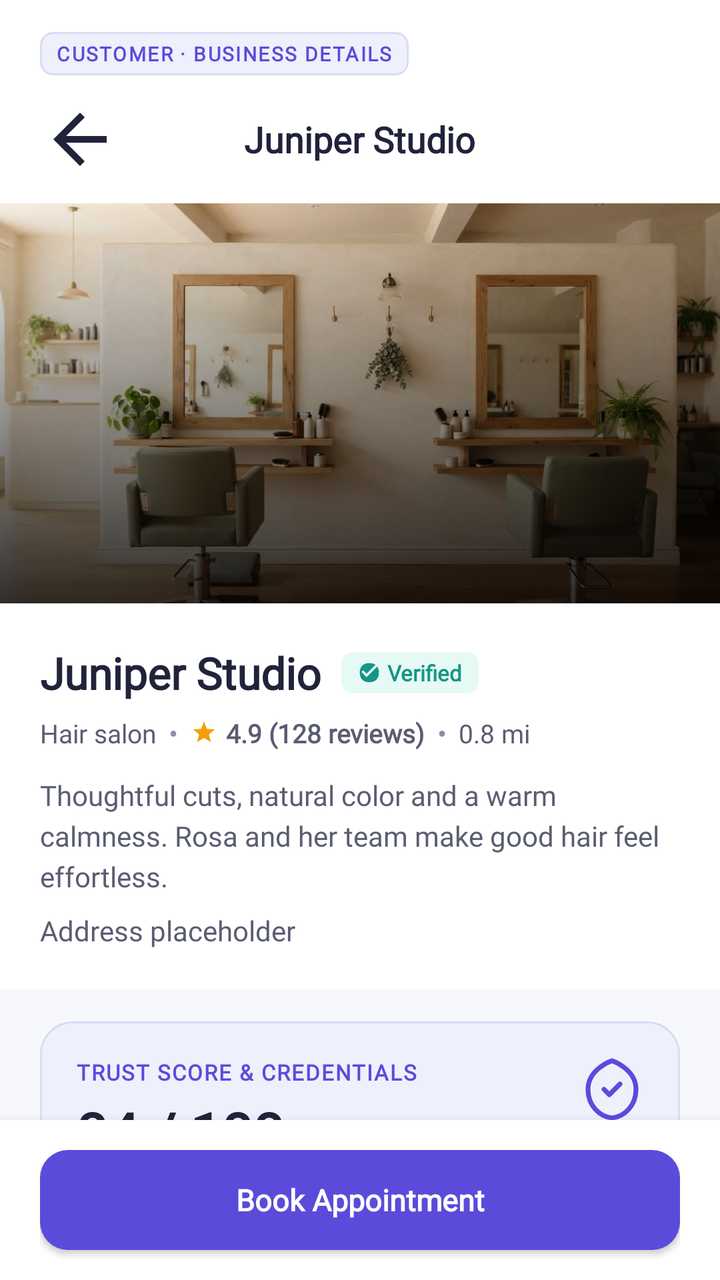
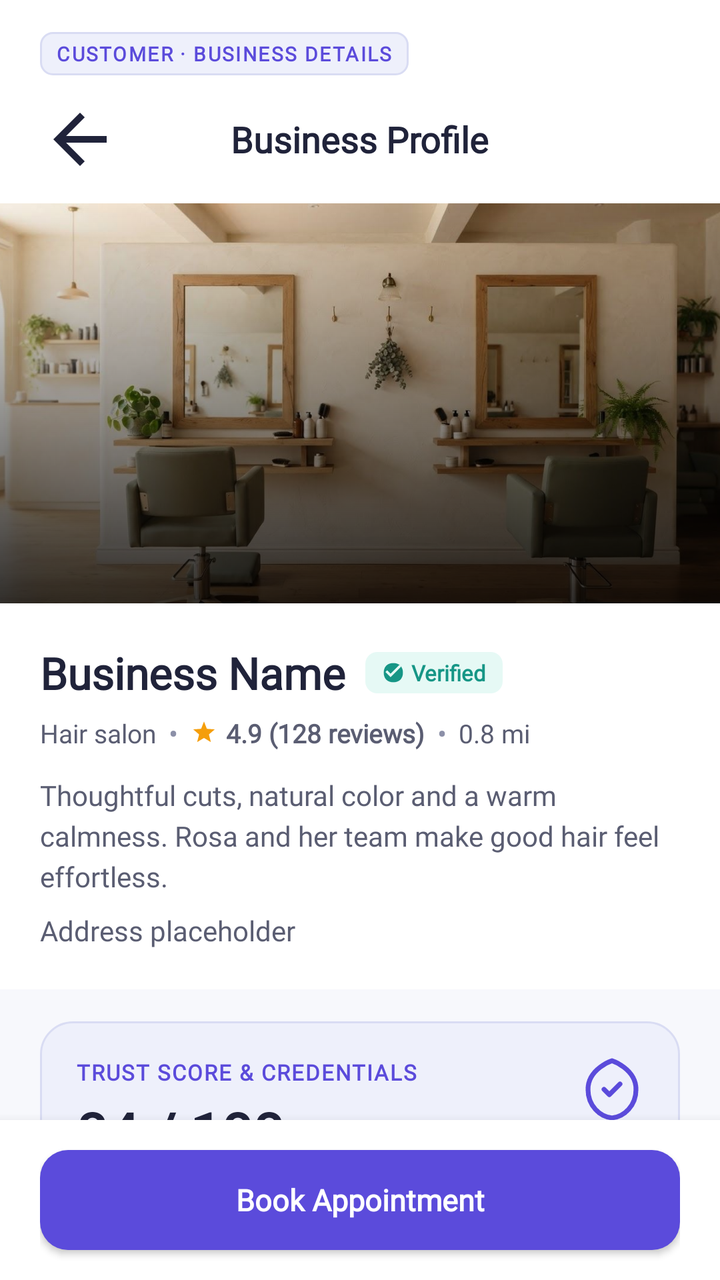

Two renders of the same Android screen: before a commit and after it. Below are the layout's source before the change and the commit's diff.
<!-- AndroidManifest.xml: application theme Theme.BizBridgeApp -->
<!-- res/layout/fragment_business_details.xml -->
<?xml version="1.0" encoding="utf-8"?>
<androidx.coordinatorlayout.widget.CoordinatorLayout
    xmlns:android="http://schemas.android.com/apk/res/android"
    xmlns:app="http://schemas.android.com/apk/res-auto"
    android:layout_width="match_parent"
    android:layout_height="match_parent"
    android:background="@color/background">

    
    <androidx.core.widget.NestedScrollView
        android:layout_width="match_parent"
        android:layout_height="match_parent"
        android:clipToPadding="false"
        android:overScrollMode="never"
        android:paddingBottom="96dp">

        <LinearLayout
            android:layout_width="match_parent"
            android:layout_height="wrap_content"
            android:orientation="vertical">

            
            <LinearLayout
                android:layout_width="match_parent"
                android:layout_height="wrap_content"
                android:background="@color/surface_white"
                android:orientation="vertical"
                android:paddingStart="20dp"
                android:paddingEnd="20dp"
                android:paddingTop="16dp"
                android:paddingBottom="12dp">

                <TextView
                    android:layout_width="wrap_content"
                    android:layout_height="wrap_content"
                    android:background="@drawable/bg_subheader_tag"
                    android:paddingStart="8dp"
                    android:paddingEnd="8dp"
                    android:paddingTop="4dp"
                    android:paddingBottom="4dp"
                    android:text="CUSTOMER · BUSINESS DETAILS"
                    android:textAppearance="@style/TextAppearance.BizBridge.SubheaderTag"
                    android:textSize="10sp" />

                <RelativeLayout
                    android:layout_width="match_parent"
                    android:layout_height="wrap_content"
                    android:layout_marginTop="12dp">

                    <ImageView
                        android:id="@+id/btn_back"
                        android:layout_width="40dp"
                        android:layout_height="40dp"
                        android:layout_alignParentStart="true"
                        android:layout_centerVertical="true"
                        android:background="?attr/selectableItemBackgroundBorderless"
                        android:src="@drawable/ic_arrow_back"
                        app:tint="@color/text_primary" />

                                        <TextView
                        android:id="@+id/txt_business_name"
                        android:layout_width="wrap_content"
                        android:layout_height="wrap_content"
                        android:layout_centerInParent="true"
                        android:fontFamily="@font/inter_variable"
                        android:text="Juniper Studio"
                        android:textColor="@color/text_primary"
                        android:textSize="18sp"
                        android:textStyle="bold" />

                </RelativeLayout>
            </LinearLayout>

            
            <FrameLayout
                android:layout_width="match_parent"
                android:layout_height="200dp">

                <ImageView
                    android:id="@+id/img_business"
                    android:layout_width="match_parent"
                    android:layout_height="match_parent"
                    android:scaleType="centerCrop"
                    android:src="@drawable/img_salon_interior" />

                <View
                    android:layout_width="match_parent"
                    android:layout_height="match_parent"
                    android:background="@drawable/bg_image_scrim" />
            </FrameLayout>

            
            <LinearLayout
                android:layout_width="match_parent"
                android:layout_height="wrap_content"
                android:background="@color/surface_white"
                android:orientation="vertical"
                android:padding="20dp">

                <RelativeLayout
                    android:layout_width="match_parent"
                    android:layout_height="wrap_content">

                    <LinearLayout
                        android:layout_width="wrap_content"
                        android:layout_height="wrap_content"
                        android:layout_alignParentStart="true"
                        android:gravity="center_vertical"
                        android:orientation="horizontal">

                        <TextView
                            android:layout_width="wrap_content"
                            android:layout_height="wrap_content"
                            android:fontFamily="@font/inter_variable"
                            android:text="Juniper Studio"
                            android:textColor="@color/text_primary"
                            android:textSize="22sp"
                            android:textStyle="bold" />

                        <LinearLayout
                            android:layout_width="wrap_content"
                            android:layout_height="wrap_content"
                            android:layout_marginStart="10dp"
                            android:background="@drawable/bg_tag_verified"
                            android:gravity="center_vertical"
                            android:orientation="horizontal"
                            android:paddingStart="8dp"
                            android:paddingEnd="8dp"
                            android:paddingTop="3dp"
                            android:paddingBottom="3dp">

                            <ImageView
                                android:layout_width="12dp"
                                android:layout_height="12dp"
                                android:src="@drawable/ic_verified"
                                app:tint="@color/secondary_dark" />

                            <TextView
                                android:layout_width="wrap_content"
                                android:layout_height="wrap_content"
                                android:layout_marginStart="3dp"
                                android:fontFamily="@font/inter_variable"
                                android:text="Verified"
                                android:textColor="@color/secondary_dark"
                                android:textSize="11sp"
                                android:textStyle="bold" />
                        </LinearLayout>
                    </LinearLayout>
                </RelativeLayout>

                
                <LinearLayout
                    android:layout_width="wrap_content"
                    android:layout_height="wrap_content"
                    android:layout_marginTop="6dp"
                    android:gravity="center_vertical"
                    android:orientation="horizontal">

                    <TextView
                        android:layout_width="wrap_content"
                        android:layout_height="wrap_content"
                        android:fontFamily="@font/inter_variable"
                        android:id="@+id/txt_category" android:text="Hair salon"
                        android:textColor="@color/text_secondary"
                        android:textSize="13sp" />

                    <TextView
                        android:layout_width="wrap_content"
                        android:layout_height="wrap_content"
                        android:layout_marginStart="6dp"
                        android:layout_marginEnd="6dp"
                        android:text="•"
                        android:textColor="@color/text_muted" />

                    <ImageView
                        android:layout_width="14dp"
                        android:layout_height="14dp"
                        android:src="@drawable/ic_star_filled" />

                    <TextView
                        android:layout_width="wrap_content"
                        android:layout_height="wrap_content"
                        android:layout_marginStart="4dp"
                        android:fontFamily="@font/inter_variable"
                        android:id="@+id/txt_rating" android:text="4.9 (128 reviews)"
                        android:textColor="@color/text_secondary"
                        android:textSize="13sp"
                        android:textStyle="bold" />

                    <TextView
                        android:layout_width="wrap_content"
                        android:layout_height="wrap_content"
                        android:layout_marginStart="6dp"
                        android:layout_marginEnd="6dp"
                        android:text="•"
                        android:textColor="@color/text_muted" />

                    <TextView
                        android:layout_width="wrap_content"
                        android:layout_height="wrap_content"
                        android:fontFamily="@font/inter_variable"
                        android:text="0.8 mi"
                        android:textColor="@color/text_secondary"
                        android:textSize="13sp" />
                </LinearLayout>

                
                <TextView
                    android:layout_width="match_parent"
                    android:layout_height="wrap_content"
                    android:layout_marginTop="12dp"
                    android:fontFamily="@font/inter_variable"
                    android:lineSpacingExtra="4dp"
                    android:id="@+id/txt_description" android:text="Thoughtful cuts, natural color and a warm calmness. Rosa and her team make good hair feel effortless."
                    android:textColor="@color/text_secondary"
                    android:textSize="14sp" />
                    <TextView
                        android:id="@+id/txt_address"
                        android:layout_width="match_parent"
                        android:layout_height="wrap_content"
                        android:layout_marginTop="8dp"
                        android:fontFamily="@font/inter_variable"
                        android:text="Address placeholder"
                        android:textColor="@color/text_secondary"
                        android:textSize="14sp" />

            </LinearLayout>

            
            <LinearLayout
                android:layout_width="match_parent"
                android:layout_height="wrap_content"
                android:layout_marginStart="20dp"
                android:layout_marginEnd="20dp"
                android:layout_marginTop="16dp"
                android:background="@drawable/bg_card_lavender"
                android:orientation="vertical"
                android:padding="18dp">

                <RelativeLayout
                    android:layout_width="match_parent"
                    android:layout_height="wrap_content">

                    <LinearLayout
                        android:layout_width="wrap_content"
                        android:layout_height="wrap_content"
                        android:layout_alignParentStart="true"
                        android:orientation="vertical">

                        <TextView
                            android:layout_width="wrap_content"
                            android:layout_height="wrap_content"
                            android:fontFamily="@font/inter_variable"
                            android:letterSpacing="0.06"
                            android:text="TRUST SCORE &amp; CREDENTIALS"
                            android:textColor="@color/primary"
                            android:textSize="11sp"
                            android:textStyle="bold" />

                        <TextView
                            android:layout_width="wrap_content"
                            android:layout_height="wrap_content"
                            android:layout_marginTop="4dp"
                            android:fontFamily="@font/inter_variable"
                            android:text="84 / 100"
                            android:textColor="@color/text_primary"
                            android:textSize="28sp"
                            android:textStyle="bold" />

                    </LinearLayout>

                    <ImageView
                        android:layout_width="32dp"
                        android:layout_height="32dp"
                        android:layout_alignParentEnd="true"
                        android:src="@drawable/ic_shield_check"
                        app:tint="@color/primary" />
                </RelativeLayout>

                <TextView
                    android:layout_width="match_parent"
                    android:layout_height="wrap_content"
                    android:layout_marginTop="4dp"
                    android:fontFamily="@font/inter_variable"
                    android:text="Read-only sample score. Not a verified badge."
                    android:textColor="@color/text_muted"
                    android:textSize="12sp" />

                <View
                    android:layout_width="match_parent"
                    android:layout_height="1dp"
                    android:layout_marginTop="12dp"
                    android:layout_marginBottom="12dp"
                    android:background="@color/border_subtle" />

                
                <RelativeLayout
                    android:layout_width="match_parent"
                    android:layout_height="wrap_content">
                    <TextView
                        android:layout_width="wrap_content"
                        android:layout_height="wrap_content"
                        android:fontFamily="@font/inter_variable"
                        android:text="Professional qualifications"
                        android:textColor="@color/text_secondary"
                        android:textSize="13sp" />
                    <TextView
                        android:layout_width="wrap_content"
                        android:layout_height="wrap_content"
                        android:layout_alignParentEnd="true"
                        android:fontFamily="@font/inter_variable"
                        android:text="24/25"
                        android:textColor="@color/primary"
                        android:textSize="13sp"
                        android:textStyle="bold" />
                </RelativeLayout>

                
                <RelativeLayout
                    android:layout_width="match_parent"
                    android:layout_height="wrap_content"
                    android:layout_marginTop="8dp">
                    <TextView
                        android:layout_width="wrap_content"
                        android:layout_height="wrap_content"
                        android:fontFamily="@font/inter_variable"
                        android:text="In-biz experience"
                        android:textColor="@color/text_secondary"
                        android:textSize="13sp" />
                    <TextView
                        android:layout_width="wrap_content"
                        android:layout_height="wrap_content"
                        android:layout_alignParentEnd="true"
                        android:fontFamily="@font/inter_variable"
                        android:text="19/20"
                        android:textColor="@color/primary"
                        android:textSize="13sp"
                        android:textStyle="bold" />
                </RelativeLayout>

                
                <RelativeLayout
                    android:layout_width="match_parent"
                    android:layout_height="wrap_content"
                    android:layout_marginTop="8dp">
                    <TextView
                        android:layout_width="wrap_content"
                        android:layout_height="wrap_content"
                        android:fontFamily="@font/inter_variable"
                        android:text="Profile completeness"
                        android:textColor="@color/text_secondary"
                        android:textSize="13sp" />
                    <TextView
                        android:layout_width="wrap_content"
                        android:layout_height="wrap_content"
                        android:layout_alignParentEnd="true"
                        android:fontFamily="@font/inter_variable"
                        android:text="15/15"
                        android:textColor="@color/primary"
                        android:textSize="13sp"
                        android:textStyle="bold" />
                </RelativeLayout>

                
                <RelativeLayout
                    android:layout_width="match_parent"
                    android:layout_height="wrap_content"
                    android:layout_marginTop="8dp">
                    <TextView
                        android:layout_width="wrap_content"
                        android:layout_height="wrap_content"
                        android:fontFamily="@font/inter_variable"
                        android:text="Verified documents"
                        android:textColor="@color/text_secondary"
                        android:textSize="13sp" />
                    <TextView
                        android:layout_width="wrap_content"
                        android:layout_height="wrap_content"
                        android:layout_alignParentEnd="true"
                        android:fontFamily="@font/inter_variable"
                        android:text="14/15"
                        android:textColor="@color/primary"
                        android:textSize="13sp"
                        android:textStyle="bold" />
                </RelativeLayout>

                
                <RelativeLayout
                    android:layout_width="match_parent"
                    android:layout_height="wrap_content"
                    android:layout_marginTop="8dp">
                    <TextView
                        android:layout_width="wrap_content"
                        android:layout_height="wrap_content"
                        android:fontFamily="@font/inter_variable"
                        android:text="Customer reviews"
                        android:textColor="@color/text_secondary"
                        android:textSize="13sp" />
                    <TextView
                        android:layout_width="wrap_content"
                        android:layout_height="wrap_content"
                        android:layout_alignParentEnd="true"
                        android:fontFamily="@font/inter_variable"
                        android:text="12/25"
                        android:textColor="@color/primary"
                        android:textSize="13sp"
                        android:textStyle="bold" />
                </RelativeLayout>

            </LinearLayout>

            
            <LinearLayout
                android:layout_width="match_parent"
                android:layout_height="wrap_content"
                android:layout_marginTop="20dp"
                android:orientation="vertical"
                android:paddingStart="20dp"
                android:paddingEnd="20dp">

                <TextView
                    android:layout_width="wrap_content"
                    android:layout_height="wrap_content"
                    android:fontFamily="@font/inter_variable"
                    android:text="Services"
                    android:textColor="@color/text_primary"
                    android:textSize="18sp"
                    android:textStyle="bold" />

                
                <LinearLayout
                    android:id="@+id/item_service_1"
                    android:layout_width="match_parent"
                    android:layout_height="wrap_content"
                    android:layout_marginTop="12dp"
                    android:background="@drawable/bg_card_white"
                    android:clickable="true"
                    android:elevation="1dp"
                    android:focusable="true"
                    android:orientation="vertical"
                    android:padding="16dp">

                    <RelativeLayout
                        android:layout_width="match_parent"
                        android:layout_height="wrap_content">

                        <TextView
                            android:layout_width="wrap_content"
                            android:layout_height="wrap_content"
                            android:layout_alignParentStart="true"
                            android:fontFamily="@font/inter_variable"
                            android:text="Signature haircut"
                            android:textColor="@color/text_primary"
                            android:textSize="15sp"
                            android:textStyle="bold" />

                        <TextView
                            android:layout_width="wrap_content"
                            android:layout_height="wrap_content"
                            android:layout_alignParentEnd="true"
                            android:fontFamily="@font/inter_variable"
                            android:text="$45"
                            android:textColor="@color/primary"
                            android:textSize="15sp"
                            android:textStyle="bold" />
                    </RelativeLayout>

                    <TextView
                        android:layout_width="match_parent"
                        android:layout_height="wrap_content"
                        android:layout_marginTop="4dp"
                        android:fontFamily="@font/inter_variable"
                        android:text="Consultation, cut and effortless finish."
                        android:textColor="@color/text_secondary"
                        android:textSize="13sp" />

                    <TextView
                        android:layout_width="wrap_content"
                        android:layout_height="wrap_content"
                        android:layout_marginTop="6dp"
                        android:fontFamily="@font/inter_variable"
                        android:text="45 min"
                        android:textColor="@color/text_muted"
                        android:textSize="12sp" />
                </LinearLayout>

                
                <LinearLayout
                    android:id="@+id/item_service_2"
                    android:layout_width="match_parent"
                    android:layout_height="wrap_content"
                    android:layout_marginTop="10dp"
                    android:background="@drawable/bg_card_white"
                    android:clickable="true"
                    android:elevation="1dp"
                    android:focusable="true"
                    android:orientation="vertical"
                    android:padding="16dp">

                    <RelativeLayout
                        android:layout_width="match_parent"
                        android:layout_height="wrap_content">

                        <TextView
                            android:layout_width="wrap_content"
                            android:layout_height="wrap_content"
                            android:layout_alignParentStart="true"
                            android:fontFamily="@font/inter_variable"
                            android:text="Color refresh"
                            android:textColor="@color/text_primary"
                            android:textSize="15sp"
                            android:textStyle="bold" />

                        <TextView
                            android:layout_width="wrap_content"
                            android:layout_height="wrap_content"
                            android:layout_alignParentEnd="true"
                            android:fontFamily="@font/inter_variable"
                            android:text="$65"
                            android:textColor="@color/primary"
                            android:textSize="15sp"
                            android:textStyle="bold" />
                    </RelativeLayout>

                    <TextView
                        android:layout_width="match_parent"
                        android:layout_height="wrap_content"
                        android:layout_marginTop="4dp"
                        android:fontFamily="@font/inter_variable"
                        android:text="Gloss, tone and a teasing-soaking finish."
                        android:textColor="@color/text_secondary"
                        android:textSize="13sp" />

                    <TextView
                        android:layout_width="wrap_content"
                        android:layout_height="wrap_content"
                        android:layout_marginTop="6dp"
                        android:fontFamily="@font/inter_variable"
                        android:text="60 min"
                        android:textColor="@color/text_muted"
                        android:textSize="12sp" />
                </LinearLayout>

            </LinearLayout>

        </LinearLayout>
    </androidx.core.widget.NestedScrollView>

    
    <LinearLayout
        android:layout_width="match_parent"
        android:layout_height="80dp"
        android:layout_gravity="bottom"
        android:background="@color/surface_white"
        android:elevation="8dp"
        android:gravity="center"
        android:paddingStart="20dp"
        android:paddingEnd="20dp">

        <androidx.appcompat.widget.AppCompatButton
            android:id="@+id/btn_book_appointment"
            android:layout_width="match_parent"
            android:layout_height="50dp"
            android:background="@drawable/bg_button_primary"
            android:fontFamily="@font/inter_variable"
            android:text="Book Appointment"
            android:textAllCaps="false"
            android:textColor="@color/white"
            android:textSize="15sp"
            android:textStyle="bold" />
    </LinearLayout>

</androidx.coordinatorlayout.widget.CoordinatorLayout>
<!-- resources referenced by this layout -->
<resources>
  <color name="background">#F7F8FC</color>
  <color name="border_subtle">#E7E9F2</color>
  <color name="primary">#5B4BDB</color>
  <color name="secondary_dark">#169686</color>
  <color name="surface_white">#FFFFFF</color>
  <color name="text_muted">#8C90A8</color>
  <color name="text_primary">#20233A</color>
  <color name="text_secondary">#5A5D72</color>
  <color name="white">#FFFFFFFF</color>
  <!-- drawable bg_button_primary (drawable) -->
  <?xml version="1.0" encoding="utf-8"?>
  <ripple xmlns:android="http://schemas.android.com/apk/res/android"
      android:color="#33FFFFFF">
      <item>
          <shape android:shape="rectangle">
              <solid android:color="@color/primary" />
              <corners android:radius="@dimen/radius_button" />
          </shape>
      </item>
  </ripple>
  <!-- drawable bg_card_lavender (drawable) -->
  <?xml version="1.0" encoding="utf-8"?>
  <shape xmlns:android="http://schemas.android.com/apk/res/android"
      android:shape="rectangle">
      <solid android:color="@color/primary_light" />
      <stroke
          android:width="@dimen/stroke_subtle"
          android:color="@color/primary_light_border" />
      <corners android:radius="@dimen/radius_card" />
  </shape>
  <!-- drawable bg_card_white (drawable) -->
  <?xml version="1.0" encoding="utf-8"?>
  <shape xmlns:android="http://schemas.android.com/apk/res/android"
      android:shape="rectangle">
      <solid android:color="@color/surface_white" />
      <stroke
          android:width="@dimen/stroke_subtle"
          android:color="@color/border_subtle" />
      <corners android:radius="@dimen/radius_card" />
  </shape>
  <!-- drawable bg_image_scrim (drawable) -->
  <?xml version="1.0" encoding="utf-8"?>
  <layer-list xmlns:android="http://schemas.android.com/apk/res/android">
      <item>
          <shape android:shape="rectangle">
              <gradient
                  android:startColor="#00000000"
                  android:endColor="#CC000000"
                  android:angle="270" />
          </shape>
      </item>
  </layer-list>
  <!-- drawable bg_subheader_tag (drawable) -->
  <?xml version="1.0" encoding="utf-8"?>
  <shape xmlns:android="http://schemas.android.com/apk/res/android"
      android:shape="rectangle">
      <solid android:color="@color/primary_light" />
      <stroke
          android:width="1dp"
          android:color="@color/primary_light_border" />
      <corners android:radius="6dp" />
  </shape>
  <!-- drawable bg_tag_verified (drawable) -->
  <?xml version="1.0" encoding="utf-8"?>
  <shape xmlns:android="http://schemas.android.com/apk/res/android"
      android:shape="rectangle">
      <solid android:color="@color/secondary_light" />
      <corners android:radius="6dp" />
  </shape>
  <!-- drawable ic_arrow_back (drawable) -->
  <vector xmlns:android="http://schemas.android.com/apk/res/android"
      android:width="24dp"
      android:height="24dp"
      android:viewportWidth="24"
      android:viewportHeight="24">
      <path
          android:fillColor="#20233A"
          android:pathData="M20,11H7.83l5.59,-5.59L12,4l-8,8 8,8 1.41,-1.41L7.83,13H20v-2z" />
  </vector>
  <style name="TextAppearance.BizBridge.SubheaderTag" parent="android:TextAppearance">
          <item name="android:textSize">11sp</item>
          <item name="android:textStyle">bold</item>
          <item name="android:textColor">@color/primary</item>
          <item name="android:letterSpacing">0.08</item>
          <item name="fontFamily">@font/inter_variable</item>
      </style>
  <style name="Theme.BizBridgeApp" parent="Base.Theme.BizBridgeApp" />
  <dimen name="radius_button">14dp</dimen>
  <color name="primary_light">#EEF0FB</color>
  <dimen name="stroke_subtle">1dp</dimen>
  <color name="primary_light_border">#D9DCF3</color>
  <dimen name="radius_card">16dp</dimen>
  <color name="secondary_light">#E6F9F5</color>
  <color name="secondary">#20B8A6</color>
  <!-- unchanged entries left out for length: 5 -->
</resources>

<!-- the commit's change to res/layout/fragment_business_details.xml (unified diff, before → after) -->
@@ -63,7 +63,7 @@
                         android:layout_height="wrap_content"
                         android:layout_centerInParent="true"
                         android:fontFamily="@font/inter_variable"
-                        android:text="Juniper Studio"
+                        android:text="Business Profile"
                         android:textColor="@color/text_primary"
                         android:textSize="18sp"
                         android:textStyle="bold" />
@@ -109,10 +109,11 @@
                         android:orientation="horizontal">
 
                         <TextView
-                            android:layout_width="wrap_content"
-                            android:layout_height="wrap_content"
-                            android:fontFamily="@font/inter_variable"
-                            android:text="Juniper Studio"
+                            android:id="@+id/txt_business_name_main"
+                            android:layout_width="wrap_content"
+                            android:layout_height="wrap_content"
+                            android:fontFamily="@font/inter_variable"
+                            android:text="Business Name"
                             android:textColor="@color/text_primary"
                             android:textSize="22sp"
                             android:textStyle="bold" />
@@ -258,6 +259,7 @@
                             android:textStyle="bold" />
 
                         <TextView
+                            android:id="@+id/txt_trust_score"
                             android:layout_width="wrap_content"
                             android:layout_height="wrap_content"
                             android:layout_marginTop="4dp"
